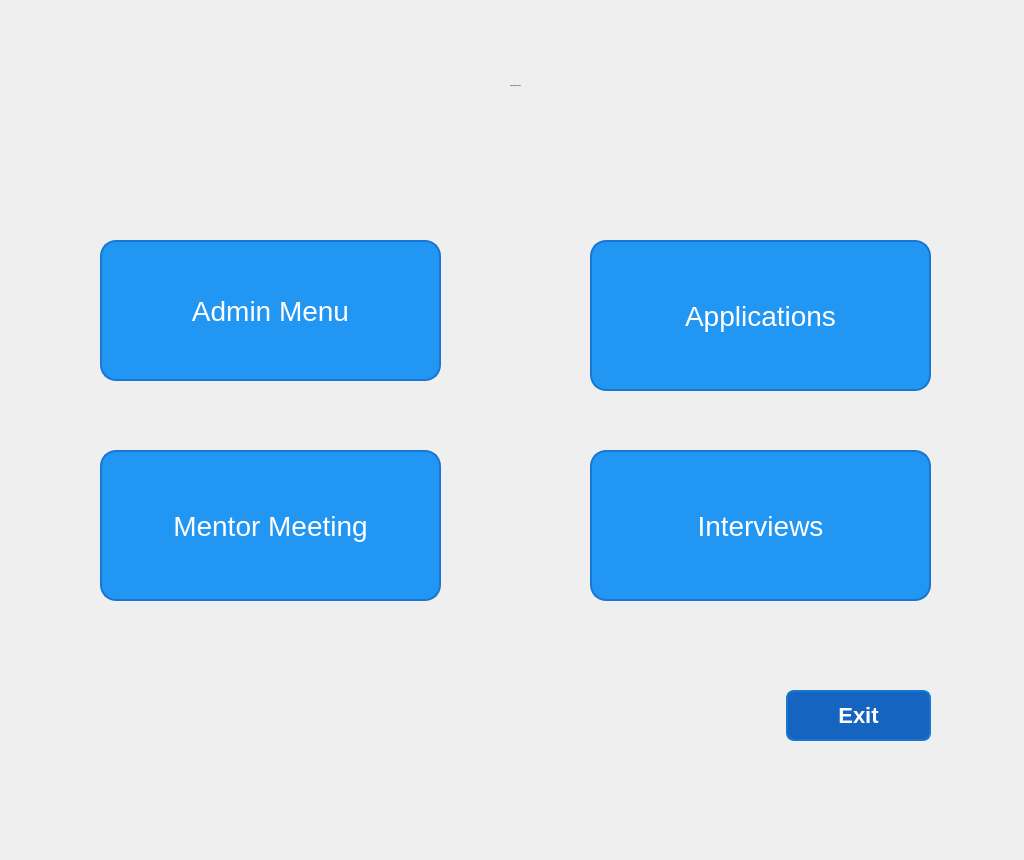
Qt form Customer Relationship Management/ui folders/preference_menu.ui (Harriery/my-python-projects) before a commit.
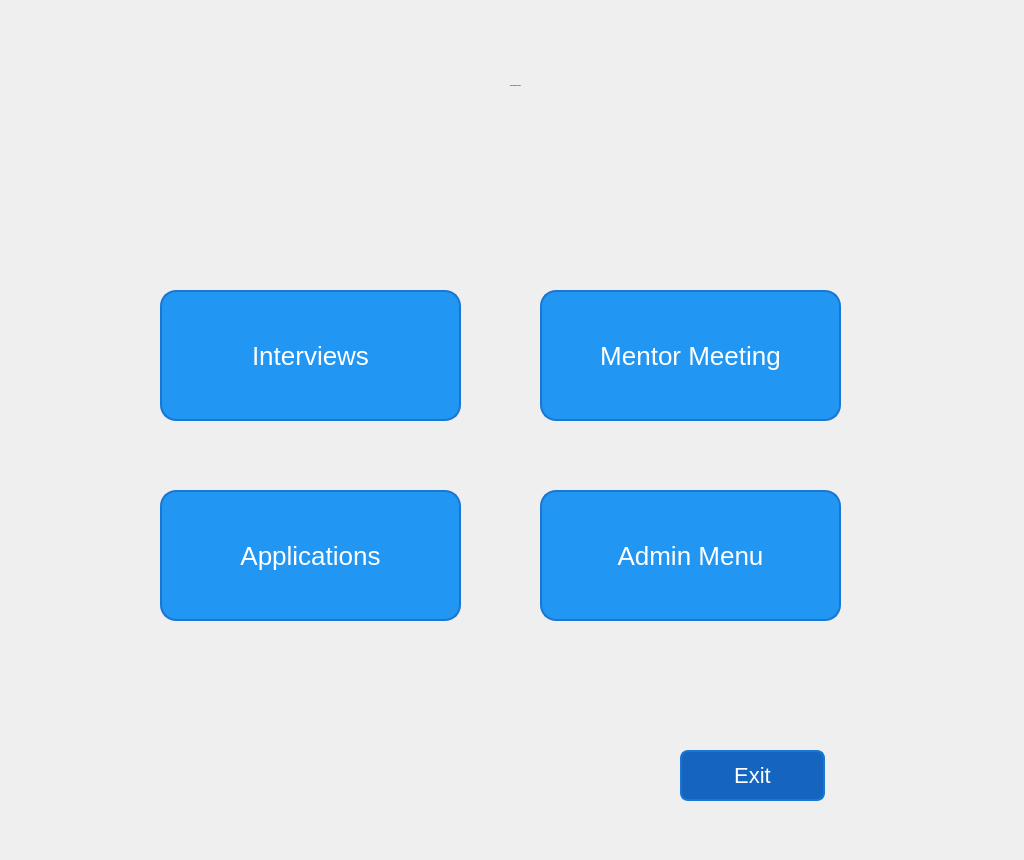
The same form after that commit.

The edit to the form file:
```diff
--- a/Customer Relationship Management/ui folders/preference_menu.ui
+++ b/Customer Relationship Management/ui folders/preference_menu.ui
@@ -36,10 +36,10 @@
     border-radius: 16px;
     border: 2px solid #1976D2;
     padding: 10px 20px;
-    font-size: 28px;
+    font-size: 26px;
     color: white;
     box-shadow: 0 4px #1976D2;
-    transition: all 0.3s ease;
+    transition: all 0.3s ease-in-out;
 }
 
 QPushButton:hover {
@@ -96,8 +96,8 @@
   <widget class="QPushButton" name="pushButton_Exit">
    <property name="geometry">
     <rect>
-     <x>786</x>
-     <y>690</y>
+     <x>680</x>
+     <y>750</y>
      <width>145</width>
      <height>51</height>
     </rect>
@@ -105,8 +105,6 @@
    <property name="font">
     <font>
      <pointsize>-1</pointsize>
-     <weight>75</weight>
-     <bold>true</bold>
     </font>
    </property>
    <property name="styleSheet">
@@ -139,10 +137,10 @@
   <widget class="QPushButton" name="pushButton_adminMenu">
    <property name="geometry">
     <rect>
-     <x>100</x>
-     <y>240</y>
-     <width>341</width>
-     <height>141</height>
+     <x>540</x>
+     <y>490</y>
+     <width>301</width>
+     <height>131</height>
     </rect>
    </property>
    <property name="font">
@@ -157,10 +155,10 @@
   <widget class="QPushButton" name="pushButton_mentorMeeting">
    <property name="geometry">
     <rect>
-     <x>100</x>
-     <y>450</y>
-     <width>341</width>
-     <height>151</height>
+     <x>540</x>
+     <y>290</y>
+     <width>301</width>
+     <height>131</height>
     </rect>
    </property>
    <property name="font">
@@ -175,10 +173,10 @@
   <widget class="QPushButton" name="pushButton_interviews">
    <property name="geometry">
     <rect>
-     <x>590</x>
-     <y>450</y>
-     <width>341</width>
-     <height>151</height>
+     <x>160</x>
+     <y>290</y>
+     <width>301</width>
+     <height>131</height>
     </rect>
    </property>
    <property name="font">
@@ -193,10 +191,10 @@
   <widget class="QPushButton" name="pushButton_applications_2">
    <property name="geometry">
     <rect>
-     <x>590</x>
-     <y>240</y>
-     <width>341</width>
-     <height>151</height>
+     <x>160</x>
+     <y>490</y>
+     <width>301</width>
+     <height>131</height>
     </rect>
    </property>
    <property name="font">
```
Left out of the diff: 8 changed lines with no effect on the pictures.
